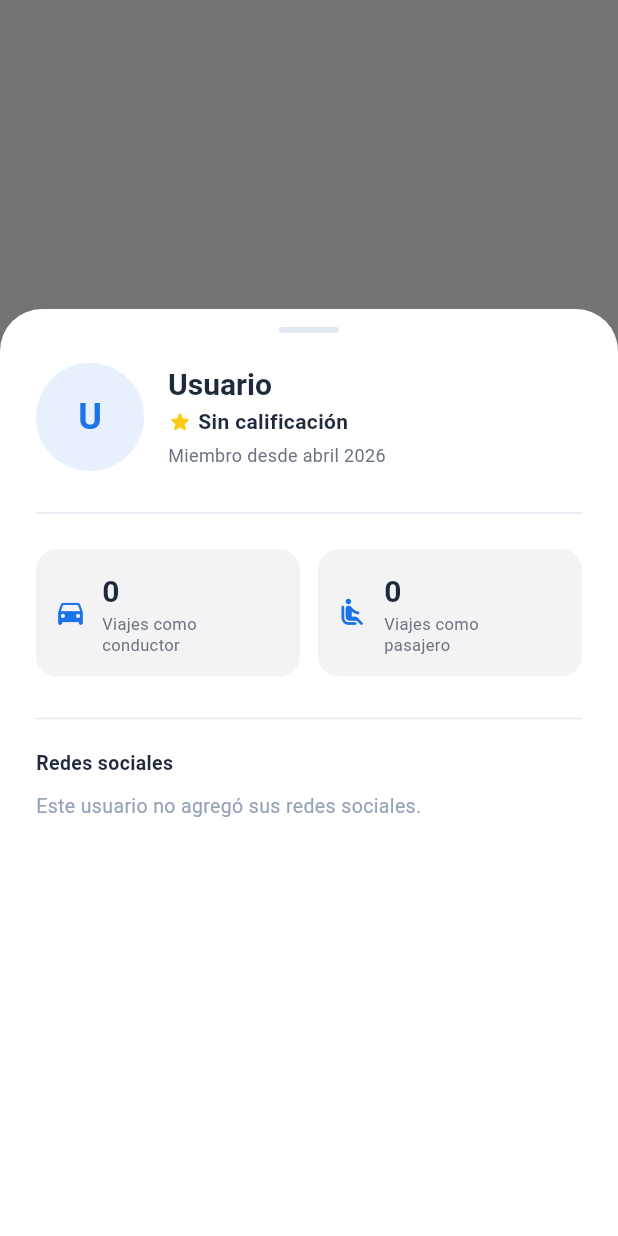
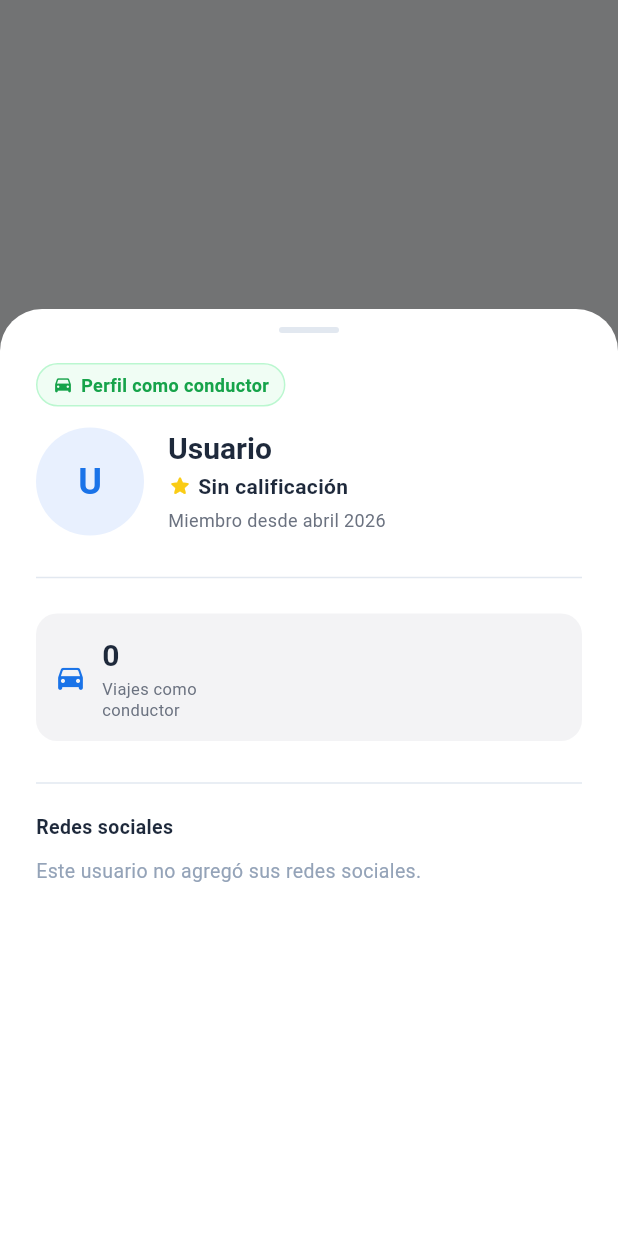
Before and after one commit to AlejoRau/Viajemos, a Flutter app: what showPublicProfile() shows on an empty page, opened directly with empty values, on a phone screen of 412 x 824 dp. Run offline on Flutter 3.47's test engine with Material 3 defaults, Android fonts, the phone set to English and light mode, and no system bars; our stand-ins replace cached_network_image, firebase_core, firebase_messaging, flutter_local_notifications, flutter_map, flutter_native_splash and 10 more; accounts and stored records are empty; network calls fail.

Commit message:
feat: perfil público diferenciado según rol del viewer
- Cuando sos pasajero ves el perfil como conductor del otro
- Cuando sos conductor ves el perfil como pasajero del otro
- Badge de contexto (azul/verde) en el sheet indicando qué rol se está viendo
- Stats, bio y negativos filtrados según el rol relevante

Co-Authored-By: Claude Sonnet 4.6 <noreply@anthropic.com>

```diff
--- a/viajemos_app/lib/features/chats/presentation/chat_detail_screen.dart
+++ b/viajemos_app/lib/features/chats/presentation/chat_detail_screen.dart
@@ -4,6 +4,7 @@ import 'package:flutter_riverpod/flutter_riverpod.dart';
 import 'package:supabase_flutter/supabase_flutter.dart';
 import '../../../core/theme/app_theme.dart';
 import '../../../core/providers/badge_providers.dart';
+import '../../../core/providers/role_provider.dart';
 import '../../../shared/widgets/public_profile_sheet.dart';
 import '../data/chat_repository.dart';
 import 'chat_trip_detail_sheet.dart';
@@ -375,7 +376,7 @@ class _ChatDetailScreenState extends ConsumerState<ChatDetailScreen> {
                 children: [
                   GestureDetector(
                     onTap: widget.contactId != null
-                        ? () => showPublicProfile(context, widget.contactId!)
+                        ? () => showPublicProfile(context, widget.contactId!, viewerIsDriver: ref.read(roleProvider) == '/driver')
                         : null,
                     child: CircleAvatar(
                       radius: 18,
@@ -394,7 +395,7 @@ class _ChatDetailScreenState extends ConsumerState<ChatDetailScreen> {
                   Expanded(
                     child: GestureDetector(
                       onTap: widget.contactId != null
-                          ? () => showPublicProfile(context, widget.contactId!)
+                          ? () => showPublicProfile(context, widget.contactId!, viewerIsDriver: ref.read(roleProvider) == '/driver')
                           : null,
                       child: _tripInfo != null
                           ? Text(
--- a/viajemos_app/lib/shared/widgets/public_profile_sheet.dart
+++ b/viajemos_app/lib/shared/widgets/public_profile_sheet.dart
@@ -5,20 +5,32 @@ import '../../features/profile/data/profile_repository.dart';
 import '../../features/profile/domain/user_profile.dart';
 
 /// Shows a public profile bottom sheet for any user by their ID.
-/// Pass [tripContext] to show a trip info banner at the top of the sheet.
-void showPublicProfile(BuildContext context, String userId, {TripSearchResult? tripContext}) {
+/// [viewerIsDriver]: true = viewer is a driver (shows passenger profile of the other),
+///                  false = viewer is a passenger (shows driver profile of the other),
+///                  null = show both sections.
+void showPublicProfile(
+  BuildContext context,
+  String userId, {
+  TripSearchResult? tripContext,
+  bool? viewerIsDriver,
+}) {
   showModalBottomSheet(
     context: context,
     isScrollControlled: true,
     backgroundColor: Colors.transparent,
-    builder: (_) => _PublicProfileSheet(userId: userId, tripContext: tripContext),
+    builder: (_) => _PublicProfileSheet(
+      userId: userId,
+      tripContext: tripContext,
+      viewerIsDriver: viewerIsDriver,
+    ),
   );
 }
 
 class _PublicProfileSheet extends StatefulWidget {
-  const _PublicProfileSheet({required this.userId, this.tripContext});
+  const _PublicProfileSheet({required this.userId, this.tripContext, this.viewerIsDriver});
   final String userId;
   final TripSearchResult? tripContext;
+  final bool? viewerIsDriver;
 
   @override
   State<_PublicProfileSheet> createState() => _PublicProfileSheetState();
@@ -74,7 +86,7 @@ class _PublicProfileSheetState extends State<_PublicProfileSheet> {
               ),
             )
           else
-            Expanded(child: _ProfileBody(profile: _profile!)),
+            Expanded(child: _ProfileBody(profile: _profile!, viewerIsDriver: widget.viewerIsDriver)),
         ],
       ),
     );
@@ -82,16 +94,73 @@ class _PublicProfileSheetState extends State<_PublicProfileSheet> {
 }
 
 class _ProfileBody extends StatelessWidget {
-  const _ProfileBody({required this.profile});
+  const _ProfileBody({required this.profile, this.viewerIsDriver});
   final UserProfile profile;
+  /// true  = viewer is driver   → show passenger side of this profile
+  /// false = viewer is passenger → show driver side of this profile
+  /// null  = show both
+  final bool? viewerIsDriver;
+
+  bool get _showDriverSide   => viewerIsDriver == null || viewerIsDriver == false;
+  bool get _showPassengerSide => viewerIsDriver == null || viewerIsDriver == true;
 
   @override
   Widget build(BuildContext context) {
+    final roleLabel = viewerIsDriver == true
+        ? 'Perfil como pasajero'
+        : viewerIsDriver == false
+            ? 'Perfil como conductor'
+            : null;
+
     return SingleChildScrollView(
       padding: const EdgeInsets.fromLTRB(24, 0, 24, 32),
       child: Column(
         crossAxisAlignment: CrossAxisAlignment.start,
         children: [
+          // Role badge
+          if (roleLabel != null) ...[
+            Container(
+              padding: const EdgeInsets.symmetric(horizontal: 10, vertical: 5),
+              decoration: BoxDecoration(
+                color: viewerIsDriver == true
+                    ? const Color(0xFFEFF6FF)
+                    : const Color(0xFFF0FDF4),
+                borderRadius: BorderRadius.circular(20),
+                border: Border.all(
+                  color: viewerIsDriver == true
+                      ? const Color(0xFFBFDBFE)
+                      : const Color(0xFFBBF7D0),
+                ),
+              ),
+              child: Row(
+                mainAxisSize: MainAxisSize.min,
+                children: [
+                  Icon(
+                    viewerIsDriver == true
+                        ? Icons.airline_seat_recline_normal_rounded
+                        : Icons.directions_car_rounded,
+                    size: 14,
+                    color: viewerIsDriver == true
+                        ? const Color(0xFF1D4ED8)
+                        : const Color(0xFF16A34A),
+                  ),
+                  const SizedBox(width: 5),
+                  Text(
+                    roleLabel,
+                    style: TextStyle(
+                      fontSize: 12,
+                      fontWeight: FontWeight.w600,
+                      color: viewerIsDriver == true
+                          ? const Color(0xFF1D4ED8)
+                          : const Color(0xFF16A34A),
+                    ),
+                  ),
+                ],
+              ),
+            ),
+            const SizedBox(height: 14),
+          ],
+
           // Avatar + name + rating
           Row(
             children: [
@@ -168,16 +237,19 @@ class _ProfileBody extends StatelessWidget {
           const Divider(color: Color(0xFFE2E8F0)),
           const SizedBox(height: 16),
 
-          // Trip stats
+          // Trip stats — filtered by role
           Row(
             children: [
+              if (_showDriverSide)
                 Expanded(
                   child: _StatBox(
                       value: '${profile.tripsDriver}',
                       label: 'Viajes como\nconductor',
                       icon: Icons.directions_car_rounded),
                 ),
+              if (_showDriverSide && _showPassengerSide)
                 const SizedBox(width: 12),
+              if (_showPassengerSide)
                 Expanded(
                   child: _StatBox(
                       value: '${profile.tripsPassenger}',
@@ -186,8 +258,10 @@ class _ProfileBody extends StatelessWidget {
                 ),
             ],
           ),
-          if (profile.cancelledTripsCount > 0 ||
-              profile.expelledPassengersCount > 0) ...[
+          // Negative stats — only relevant when viewing as driver (evaluating a driver)
+          if (_showDriverSide &&
+              (profile.cancelledTripsCount > 0 ||
+                  profile.expelledPassengersCount > 0)) ...[
             const SizedBox(height: 12),
             Row(
               children: [
@@ -216,7 +290,9 @@ class _ProfileBody extends StatelessWidget {
           const SizedBox(height: 20),
 
           // Bio driver
-          if (profile.bioDriver != null && profile.bioDriver!.isNotEmpty) ...[
+          if (_showDriverSide &&
+              profile.bioDriver != null &&
+              profile.bioDriver!.isNotEmpty) ...[
             const Text('Como conductor',
                 style: TextStyle(
                     fontSize: 13,
@@ -232,7 +308,8 @@ class _ProfileBody extends StatelessWidget {
           ],
 
           // Bio passenger
-          if (profile.bioPassenger != null &&
+          if (_showPassengerSide &&
+              profile.bioPassenger != null &&
               profile.bioPassenger!.isNotEmpty) ...[
             const Text('Como pasajero',
                 style: TextStyle(
```
Also changed, not shown: viajemos_app/lib/features/chats/presentation/chats_screen.dart (+10 -6 lines), viajemos_app/lib/features/history/presentation/history_screen.dart (+8 -8 lines), viajemos_app/lib/features/passenger/presentation/search_results_screen.dart (+4 -4 lines). Lines whose indentation alone changed are shown as unchanged.
